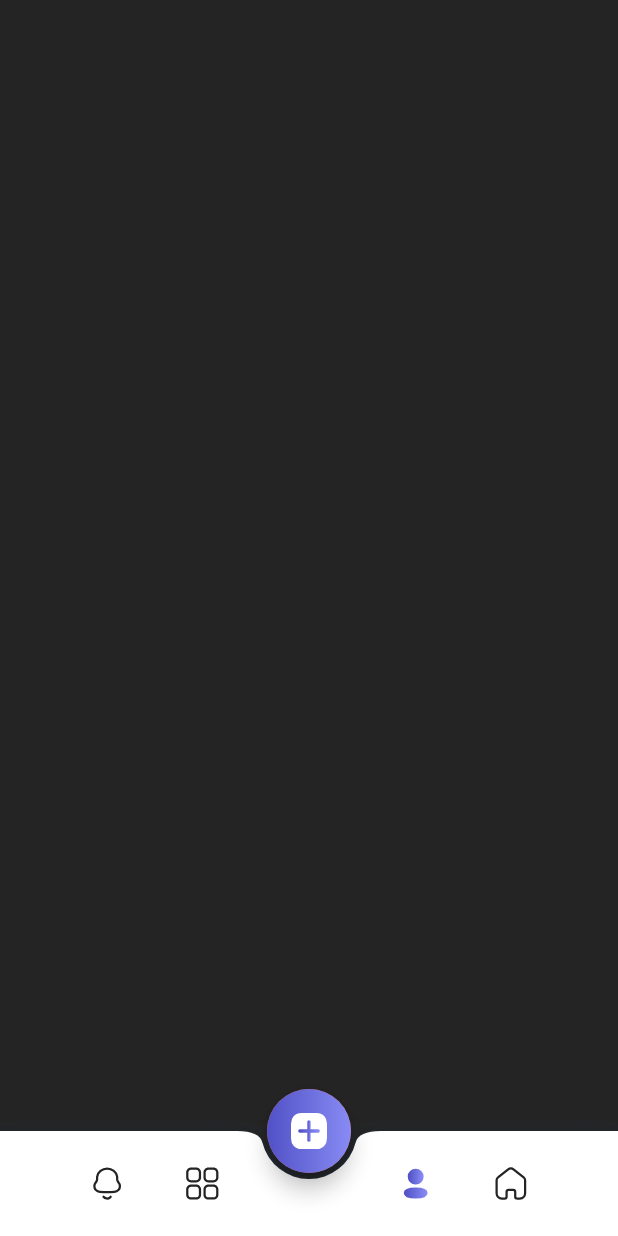
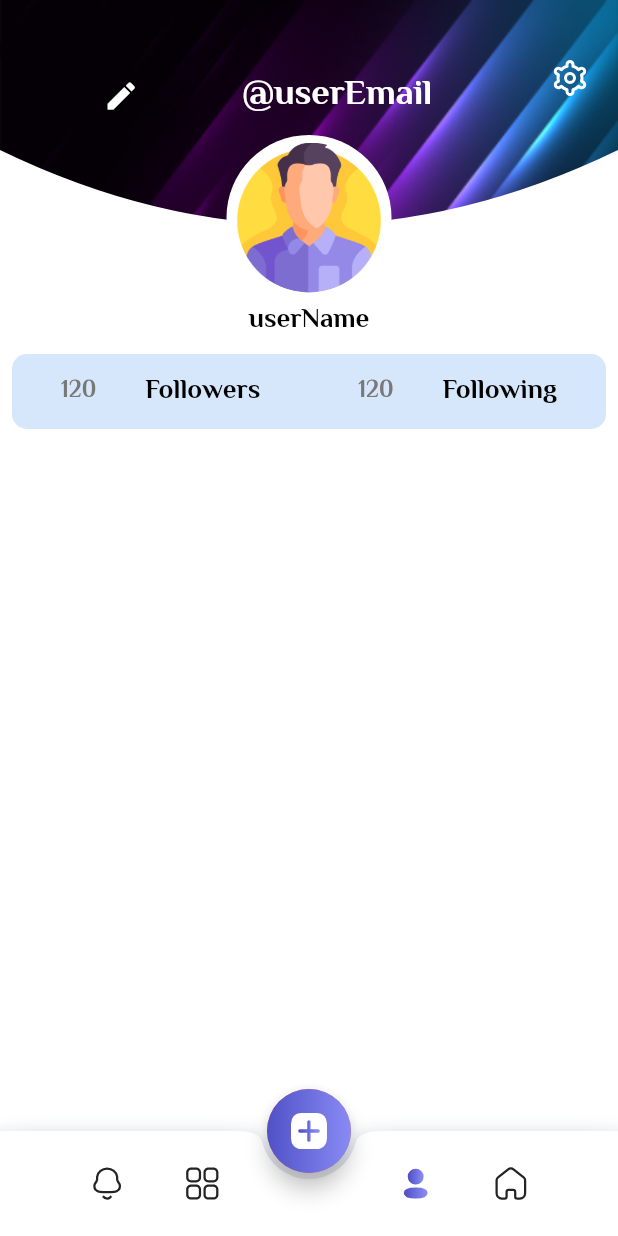
Before and after one commit to Mohamedkhaled15/tawasol-sochial-app, a Flutter app: the screen it shows once a user with an empty profile is signed in, item 3 of the bottom bar chosen, on a phone screen of 412 x 824 dp. Run offline on Flutter 3.47's test engine with Material 3 defaults, Android fonts, the light colour scheme and no system bars; our stand-ins replace bot_toast, cached_network_image, carousel_slider, cloud_firestore, connectivity_plus, country_picker and 15 more; missing offline and left inert: image_stack; accounts and stored records are empty; statements that could not run were skipped; project files that could hold a hidden picture were left out.

Commit message:
getSearchResult create 1/2 profile

```diff
--- a/i18n/ar.json
+++ b/i18n/ar.json
@@ -54,5 +54,8 @@
     "writeSomething": "أكتب شيء ...",
     "popular": "مشهور",
     "tending": "تريند",
-    "following": "متابع"
+    "following": "متابع",
+    "typeUserName": "أكتب إسم المستخدم",
+    "searchUser": "إبحث عن مستخدم",
+    "showSearchResult": "عرض نتائج البحث "
 }
--- a/lib/helpers/images/app_images.dart
+++ b/lib/helpers/images/app_images.dart
@@ -17,6 +17,7 @@ class AppImages {
   static const String appLogoImage = 'assets/images/appLogoImage.png';
   static const String woman = 'assets/images/woman.png';
   static const String man = 'assets/images/man.png';
+  static const String profileBGIcon = 'assets/images/profileBG.png';
 
   static const String badgePercentIcon = 'assets/svg/badgePercentIcon.svg';
   static const String cartIcon = 'assets/svg/cartIcon.svg';
--- a/lib/helpers/locale/app_locale_key.dart
+++ b/lib/helpers/locale/app_locale_key.dart
@@ -56,4 +56,7 @@ class AppLocaleKey {
   static const String following = 'following';
   static const String tending = 'tending';
   static const String popular = 'popular';
+  static const String showSearchResult = 'showSearchResult';
+  static const String searchUser = 'searchUser';
+  static const String typeUserName = 'typeUserName';
 }
--- a/lib/view/custom_widgets/custom_form_field/custom_form_field.dart
+++ b/lib/view/custom_widgets/custom_form_field/custom_form_field.dart
@@ -30,6 +30,7 @@ class CustomFormField extends StatefulWidget {
   final ui.TextDirection? textDirection;
   final Country? country;
   final InputBorder? border;
+  final FocusNode? focusNode;
 
   const CustomFormField({
     Key? key,
@@ -54,6 +55,7 @@ class CustomFormField extends StatefulWidget {
     this.country,
     this.passwordColor,
     this.border,
+    this.focusNode,
   }) : super(key: key);
 
   @override
@@ -98,6 +100,7 @@ class _CustomFormFieldState extends State<CustomFormField> {
                     ? ui.TextDirection.rtl
                     : ui.TextDirection.ltr,
             child: TextFormField(
+              focusNode: widget.focusNode,
               controller: widget.controller,
               onChanged: widget.onChanged,
               validator: widget.validator,
--- a/lib/view/layout/home/widgets/post_widget.dart
+++ b/lib/view/layout/home/widgets/post_widget.dart
@@ -5,6 +5,7 @@ import 'package:templet/helpers/images/app_images.dart';
 import 'package:templet/helpers/theme/app_colors.dart';
 import 'package:templet/helpers/theme/app_text_style.dart';
 import 'package:templet/helpers/utils/date_methods.dart';
+import 'package:templet/view/custom_widgets/custom_network_image/custom_network_image.dart';
 
 class PostWidget extends StatelessWidget {
   const PostWidget({super.key, required this.index, required this.data});
@@ -73,7 +74,8 @@ class PostWidget extends StatelessWidget {
                 ),
                 data.docs[index]['postImage']?.isEmpty
                     ? Container()
-                    : Image.network(data.docs[index]['postImage']),
+                    : CustomNetworkImage(
+                        imageUrl: data.docs[index]['postImage']),
                 Row(
                   crossAxisAlignment: CrossAxisAlignment.center,
                   children: [
--- a/lib/view/layout/profile/screen/profile_screen.dart
+++ b/lib/view/layout/profile/screen/profile_screen.dart
@@ -1,5 +1,10 @@
 import 'package:flutter/material.dart';
+import 'package:flutter_svg/svg.dart';
+import 'package:image_stack/image_stack.dart';
+
+import 'package:templet/helpers/images/app_images.dart';
 import 'package:templet/helpers/theme/app_colors.dart';
+import 'package:templet/helpers/theme/app_text_style.dart';
 
 class ProfileScreen extends StatelessWidget {
   static const String routeName = 'ProfileScreen';
@@ -7,8 +12,126 @@ class ProfileScreen extends StatelessWidget {
 
   @override
   Widget build(BuildContext context) {
-    return Container(
-      color: AppColor.blackColor(),
+    return Scaffold(
+      body: SingleChildScrollView(
+        physics: const BouncingScrollPhysics(),
+        child: Column(children: [
+          SizedBox(
+            height: 200,
+            child: Stack(
+              children: [
+                ClipPath(
+                  clipper: CustomClipPath(),
+                  child: Container(
+                    decoration: const BoxDecoration(
+                      image: DecorationImage(
+                          image: AssetImage(
+                            AppImages.profileBGIcon,
+                          ),
+                          fit: BoxFit.fill),
+                    ),
+                  ),
+                ),
+                Positioned(
+                    left: 0,
+                    right: 0,
+                    bottom: 0,
+                    child: CircleAvatar(
+                      backgroundColor: AppColor.whiteColor(),
+                      radius: 55,
+                      child: CircleAvatar(
+                        radius: 50,
+                        backgroundColor: AppColor.whiteColor(),
+                        backgroundImage: const AssetImage(AppImages.man),
+                      ),
+                    )),
+                Padding(
+                  padding: const EdgeInsets.only(top: 40),
+                  child: Align(
+                    alignment: Alignment.topCenter,
+                    child: Row(
+                      mainAxisAlignment: MainAxisAlignment.spaceEvenly,
+                      children: [
+                        const SizedBox(
+                          width: 10,
+                        ),
+                        Text(
+                          'userEmail@',
+                          style: AppTextStyle.textW24B(),
+                        ),
+                        IconButton(
+                          onPressed: () {},
+                          icon: Icon(Icons.edit, color: AppColor.whiteColor()),
+                        )
+                      ],
+                    ),
+                  ),
+                ),
+                Positioned(
+                  right: 20,
+                  top: 40,
+                  child: SvgPicture.asset(
+                    AppImages.settingsIcon,
+                    colorFilter: ColorFilter.mode(
+                        AppColor.whiteColor(), BlendMode.srcIn),
+                  ),
+                ),
+              ],
+            ),
+          ),
+          Text('userName', style: AppTextStyle.textD18B()),
+          Padding(
+            padding: const EdgeInsets.all(8.0),
+            child: Container(
+              width: double.infinity,
+              decoration: BoxDecoration(
+                  color: AppColor.mainAppColor().withAlpha(50),
+                  borderRadius: BorderRadius.circular(10)),
+              child: Row(
+                mainAxisAlignment: MainAxisAlignment.spaceEvenly,
+                children: [
+                  Text('Following', style: AppTextStyle.textD18B()),
+                  Text('120', style: AppTextStyle.textL16B()),
+                  const SizedBox(
+                    height: 50,
+                  ),
+                  // ImageStack(
+                  //   imageSource: ImageSource.Asset,
+                  //   imageList: const [
+                  //     AppImages.man,
+                  //     AppImages.woman,
+                  //   ],
+                  //   totalCount: 2,
+                  //   imageRadius: 35,
+                  //   imageBorderWidth: 2,
+                  //   imageCount: 2,
+                  //   imageBorderColor: AppColor.whiteColor(),
+                  // ),
+                  Text('Followers', style: AppTextStyle.textD18B()),
+                  Text('120', style: AppTextStyle.textL16B()),
+                ],
+              ),
+            ),
+          ),
+        ]),
+      ),
     );
   }
 }
+
+class CustomClipPath extends CustomClipper<Path> {
+  @override
+  Path getClip(Size size) {
+    Path path = Path();
+    path.lineTo(0, size.height - 100);
+    path.quadraticBezierTo(
+        size.width / 2, size.height, size.width, size.height - 100);
+    path.lineTo(size.width, 0);
+    path.close();
+    return path;
+  } // @override
+
+  bool shouldReclip(covariant CustomClipper<Path> oldClipper) {
+    return false;
+  } // @override
+}
--- a/pubspec.yaml
+++ b/pubspec.yaml
@@ -62,6 +62,9 @@ dependencies:
   cloud_firestore: ^4.4.5
   uuid: ^4.3.3
   firebase_storage: ^11.6.0
+  image_stack: ^2.1.1
+
+
 
 
 dev_dependencies:
```
Also changed, not shown: lib/helpers/routes/app_routers.dart (+6 -1 lines), lib/view/layout/home/screen/home_screen.dart (+7 -3 lines), lib/view/layout/home/widgets/search_widget.dart (+27 -8 lines), lib/view/layout/search/search_screen.dart (added, +141 -0 lines), assets/images/profileBG.png (added), assets/svg/profileBGIcon.svg (added), pubspec.lock.
